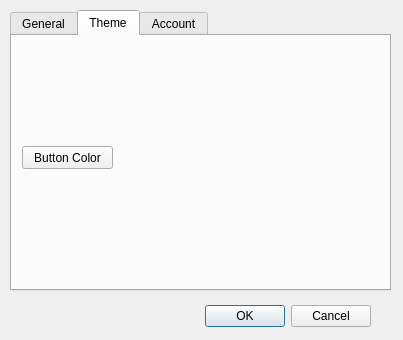
First picture: the form in prefs.ui, repository nightfire8199/project-hermes, before the edit.
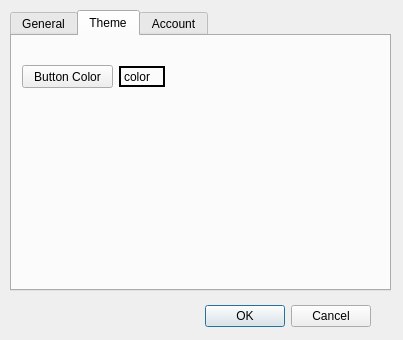
Second picture: the form after the edit.

Patch:
```diff
--- a/prefs.ui
+++ b/prefs.ui
@@ -60,7 +60,7 @@
      <property name="geometry">
       <rect>
        <x>10</x>
-       <y>110</y>
+       <y>29</y>
        <width>91</width>
        <height>23</height>
       </rect>
@@ -69,6 +69,25 @@
       <string>Button Color</string>
      </property>
     </widget>
+    <widget class="QLabel" name="buttonColorLabel">
+     <property name="geometry">
+      <rect>
+       <x>107</x>
+       <y>30</y>
+       <width>46</width>
+       <height>21</height>
+      </rect>
+     </property>
+     <property name="frameShape">
+      <enum>QFrame::Box</enum>
+     </property>
+     <property name="lineWidth">
+      <number>2</number>
+     </property>
+     <property name="text">
+      <string>color</string>
+     </property>
+    </widget>
    </widget>
    <widget class="QWidget" name="accountPrefs">
     <attribute name="title">
```
